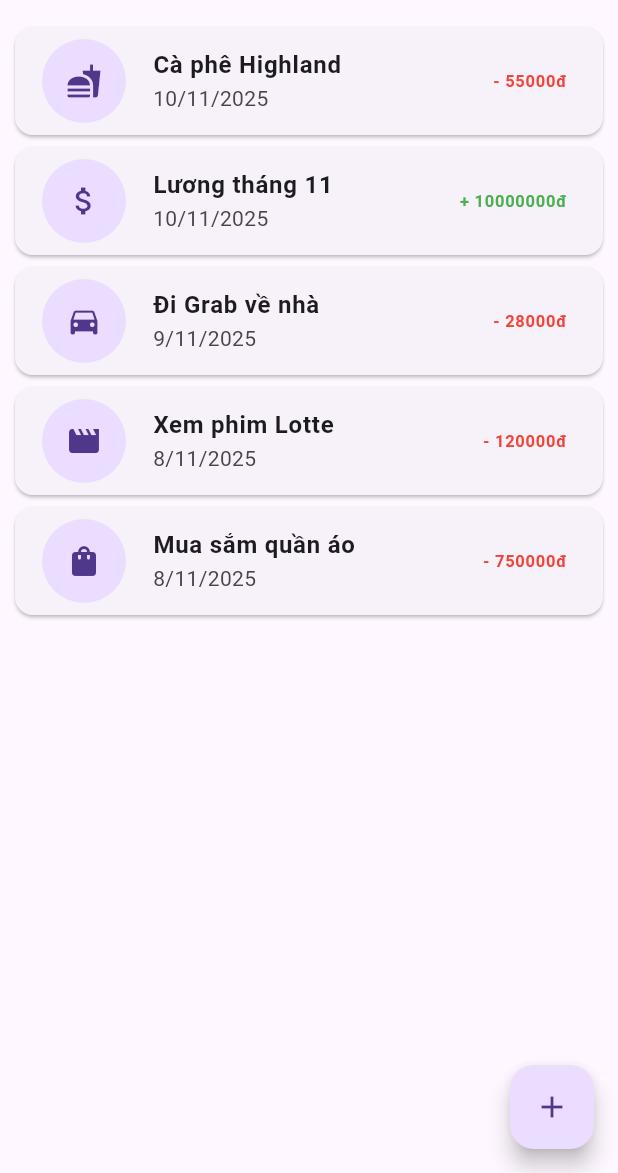
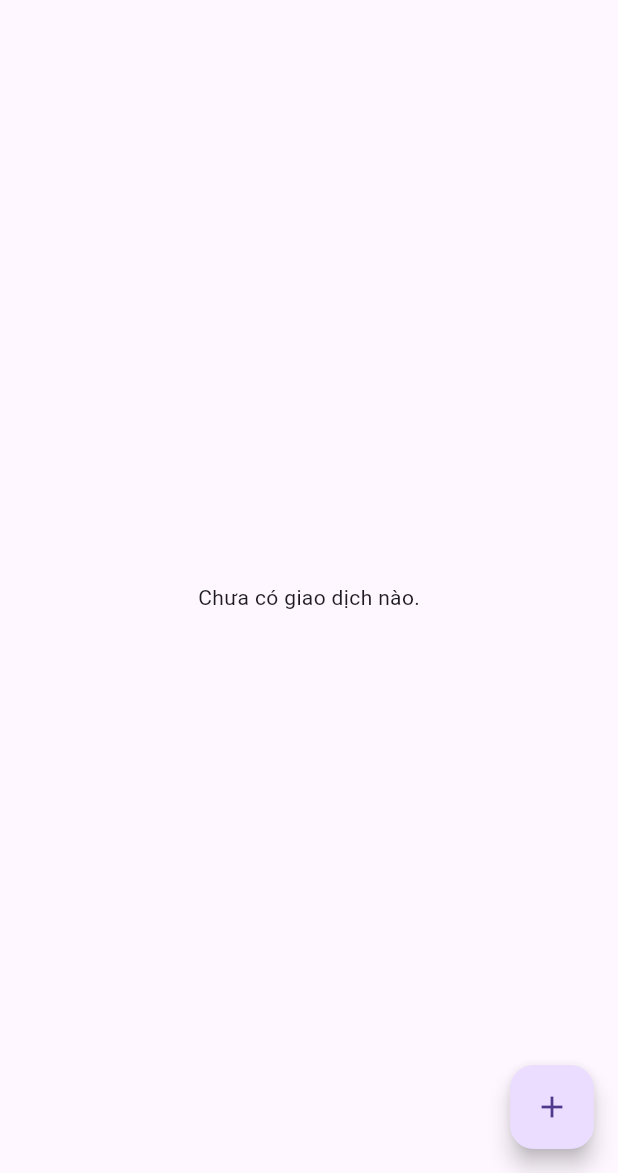
Before and after one commit to hna2902/THDNTB2, a Flutter app: the screen it shows after launch, on a phone screen of 412 x 824 dp, the part 63-1236 px from its top. Run offline on Flutter 3.47's test engine with Material 3 defaults, Android fonts, the phone set to English and light mode, and no system bars; our stand-ins replace fl_chart, sqflite; accounts and stored records are empty.

Commit message:
sua lai dung SQLite

```diff
--- /dev/null
+++ b/lib/db_helper.dart
@@ -0,0 +1,59 @@
+// lib/db_helper.dart
+
+import 'package:sqflite/sqflite.dart' as sql;
+import 'package:path/path.dart' as path;
+import 'package:path_provider/path_provider.dart';
+import 'transaction_model.dart'; // Import model của chúng ta
+
+class DBHelper {
+  static const String _tableName = 'transactions';
+
+  // Hàm khởi tạo database
+  static Future<sql.Database> _database() async {
+    final appDir = await getApplicationDocumentsDirectory();
+    final dbPath = path.join(appDir.path, 'transactions.db');
+
+    return sql.openDatabase(
+      dbPath,
+      onCreate: (db, version) {
+        // Chạy lệnh SQL để tạo bảng khi db được tạo lần đầu
+        return db.execute(
+          'CREATE TABLE $_tableName(id TEXT PRIMARY KEY, description TEXT, amount REAL, date TEXT, category TEXT, isExpense INTEGER)',
+        );
+      },
+      version: 1, // Quản lý phiên bản khi bạn thay đổi cấu trúc bảng
+    );
+  }
+
+  // Hàm Thêm (Create)
+  static Future<void> insertTransaction(Transaction transaction) async {
+    final db = await DBHelper._database();
+    await db.insert(
+      _tableName,
+      transaction.toMap(), // Dùng hàm toMap() ta vừa tạo
+      conflictAlgorithm: sql.ConflictAlgorithm.replace,
+    );
+  }
+
+  // Hàm Đọc (Read)
+  static Future<List<Transaction>> getTransactions() async {
+    final db = await DBHelper._database();
+
+    // Sắp xếp theo ngày mới nhất lên trước
+    final List<Map<String, dynamic>> maps = await db.query(
+      _tableName,
+      orderBy: 'date DESC',
+    );
+
+    // Chuyển List<Map> thành List<Transaction>
+    return List.generate(maps.length, (i) {
+      return Transaction.fromMap(maps[i]); // Dùng hàm fromMap()
+    });
+  }
+
+  // (Tùy chọn) Bạn có thể thêm hàm Xóa (Delete) hoặc Cập nhật (Update) ở đây
+  // static Future<void> deleteTransaction(String id) async {
+  //   final db = await DBHelper._database();
+  //   await db.delete(_tableName, where: 'id = ?', whereArgs: [id]);
+  // }
+}
--- a/lib/home_screen.dart
+++ b/lib/home_screen.dart
@@ -1,53 +1,47 @@
 // lib/home_screen.dart
 
 import 'package:flutter/material.dart';
-import 'transaction_model.dart'; // Import model
-import 'add_transaction_screen.dart'; // Import màn hình Thêm
-import 'analysis_screen.dart'; // Import màn hình Phân tích
+import 'transaction_model.dart';
+import 'add_transaction_screen.dart';
+import 'analysis_screen.dart';
+import 'db_helper.dart'; // <--- 1. IMPORT DB_HELPER
 
-class HomeScreen extends StatelessWidget {
-  HomeScreen({Key? key}) : super(key: key);
+// 2. CHUYỂN THÀNH STATEFULWIDGET
+class HomeScreen extends StatefulWidget {
+  const HomeScreen({Key? key}) : super(key: key);
 
-  // --- DỮ LIỆU GIẢ (DUMMY DATA) ĐỂ DEMO ---
-  final List<Transaction> dummyTransactions = [
-    Transaction(
-      id: 't1',
-      description: 'Cà phê Highland',
-      amount: 55000,
-      date: DateTime.now().subtract(const Duration(days: 1)),
-      category: Category.anUong,
-    ),
-    Transaction(
-      id: 't2',
-      description: 'Lương tháng 11',
-      amount: 10000000,
-      date: DateTime.now().subtract(const Duration(days: 1)),
-      category: Category.thuNhap,
-      isExpense: false, // Đây là thu nhập
-    ),
-    Transaction(
-      id: 't3',
-      description: 'Đi Grab về nhà',
-      amount: 28000,
-      date: DateTime.now().subtract(const Duration(days: 2)),
-      category: Category.diChuyen,
-    ),
-    Transaction(
-      id: 't4',
-      description: 'Xem phim Lotte',
-      amount: 120000,
-      date: DateTime.now().subtract(const Duration(days: 3)),
-      category: Category.giaiTri,
-    ),
-    Transaction(
-      id: 't5',
-      description: 'Mua sắm quần áo',
-      amount: 750000,
-      date: DateTime.now().subtract(const Duration(days: 3)),
-      category: Category.muaSam,
-    ),
-  ];
-  // ------------------------------------------
+  @override
+  State<HomeScreen> createState() => _HomeScreenState();
+}
+
+class _HomeScreenState extends State<HomeScreen> {
+  // 3. Biến để lưu trữ "tương lai" của dữ liệu
+  late Future<List<Transaction>> _transactionsFuture;
+
+  @override
+  void initState() {
+    super.initState();
+    // 4. Gọi hàm lấy dữ liệu khi màn hình được tải
+    _refreshTransactions();
+  }
+
+  // 5. Hàm để lấy (hoặc làm mới) danh sách
+  void _refreshTransactions() {
+    setState(() {
+      _transactionsFuture = DBHelper.getTransactions();
+    });
+  }
+
+  // 6. Hàm để mở màn hình Thêm mới và chờ kết quả
+  void _startAddTransaction(BuildContext ctx) {
+    Navigator.push(
+      ctx,
+      MaterialPageRoute(builder: (ctx) => const AddTransactionScreen()),
+    ).then((_) {
+      // 7. Sau khi màn hình Thêm mới đóng lại, LÀM MỚI danh sách
+      _refreshTransactions();
+    });
+  }
 
   @override
   Widget build(BuildContext context) {
@@ -55,36 +49,55 @@ class HomeScreen extends StatelessWidget {
       appBar: AppBar(
         title: const Text('Quản lý Chi tiêu'),
         actions: [
-          // Nút để chuyển qua màn hình Biểu đồ
           IconButton(
             icon: const Icon(Icons.pie_chart),
-            onPressed: () {
-              // --- ĐIỀU HƯỚNG SANG MÀN HÌNH BIỂU ĐỒ ---
+            onPressed: () async {
+              // 8. Khi sang màn hình biểu đồ, ta cần dữ liệu thật
+              final transactions =
+                  await _transactionsFuture; // Lấy list từ future
+              if (!mounted) return;
               Navigator.push(
                 context,
                 MaterialPageRoute(
                   builder: (ctx) => AnalysisScreen(
-                    transactions: dummyTransactions, // Truyền dữ liệu giả sang
+                    transactions: transactions, // Truyền dữ liệu thật
                   ),
                 ),
               );
-              // ------------------------------------
             },
           ),
         ],
       ),
-      body: ListView.builder(
-        itemCount: dummyTransactions.length,
+      // 9. DÙNG FUTUREBUILDER ĐỂ HIỂN THỊ DỮ LIỆU
+      body: FutureBuilder<List<Transaction>>(
+        future: _transactionsFuture, // Theo dõi future này
+        builder: (context, snapshot) {
+          // Trạng thái Đang tải...
+          if (snapshot.connectionState == ConnectionState.waiting) {
+            return const Center(child: CircularProgressIndicator());
+          }
+
+          // Trạng thái Bị lỗi
+          if (snapshot.hasError) {
+            return Center(child: Text('Đã xảy ra lỗi: ${snapshot.error}'));
+          }
+
+          // Trạng thái Có dữ liệu
+          if (!snapshot.hasData || snapshot.data!.isEmpty) {
+            return const Center(child: Text('Chưa có giao dịch nào.'));
+          }
+
+          // Khi có dữ liệu, gán vào biến và dùng ListView
+          final transactions = snapshot.data!;
+          return ListView.builder(
+            itemCount: transactions.length,
             itemBuilder: (ctx, index) {
-          final tx = dummyTransactions[index];
-
+              final tx = transactions[index];
               return Card(
                 margin: const EdgeInsets.symmetric(vertical: 4, horizontal: 10),
                 child: ListTile(
-              // Lấy icon từ model
                   leading: CircleAvatar(
                     radius: 30,
-                // Lấy icon tương ứng từ map
                     child: Icon(categoryIcons[tx.category]),
                   ),
                   title: Text(
@@ -94,7 +107,6 @@ class HomeScreen extends StatelessWidget {
                   subtitle: Text(
                     '${tx.date.day}/${tx.date.month}/${tx.date.year}',
                   ),
-              // Hiển thị số tiền
                   trailing: Text(
                     '${tx.isExpense ? '-' : '+'} ${tx.amount.toStringAsFixed(0)}đ',
                     style: TextStyle(
@@ -102,22 +114,20 @@ class HomeScreen extends StatelessWidget {
                       color: tx.isExpense ? Colors.red : Colors.green,
                     ),
                   ),
+                  // (Tùy chọn) Thêm hành động Xóa
+                  // onLongPress: () async {
+                  //   await DBHelper.deleteTransaction(tx.id);
+                  //   _refreshTransactions();
+                  // },
                 ),
+              );
+            },
           );
         },
       ),
       floatingActionButton: FloatingActionButton(
         child: const Icon(Icons.add),
-        onPressed: () {
-          // --- ĐIỀU HƯỚNG SANG MÀN HÌNH FORM THÊM MỚI ---
-          Navigator.push(
-            context,
-            MaterialPageRoute(
-              builder: (ctx) => const AddTransactionScreen(),
-            ),
-          );
-          // ---------------------------------------
-        },
+        onPressed: () => _startAddTransaction(context), // 10. GỌI HÀM MỚI
       ),
     );
   }
--- a/lib/main.dart
+++ b/lib/main.dart
@@ -13,7 +13,7 @@ class MyApp extends StatelessWidget {
   @override
   Widget build(BuildContext context) {
     return MaterialApp(
-      title: 'Quản lý Chi tiêu',
+      title: 'Hồ Nhật Anh 1150080002 - Quản lý Chi tiêu',
       theme: ThemeData(
         primarySwatch: Colors.blue,
         visualDensity: VisualDensity.adaptivePlatformDensity,
--- a/pubspec.yaml
+++ b/pubspec.yaml
@@ -35,6 +35,8 @@ dependencies:
   # Use with the CupertinoIcons class for iOS style icons.
   cupertino_icons: ^1.0.8
   fl_chart: ^0.68.0
+  sqflite: ^2.3.3
+  path_provider: ^2.1.3
 
 dev_dependencies:
   flutter_test:
```
Also changed, not shown: lib/add_transaction_screen.dart (+25 -15 lines), lib/transaction_model.dart (+30 -2 lines), pubspec.lock, 1 other file. Lines whose indentation alone changed are shown as unchanged.
